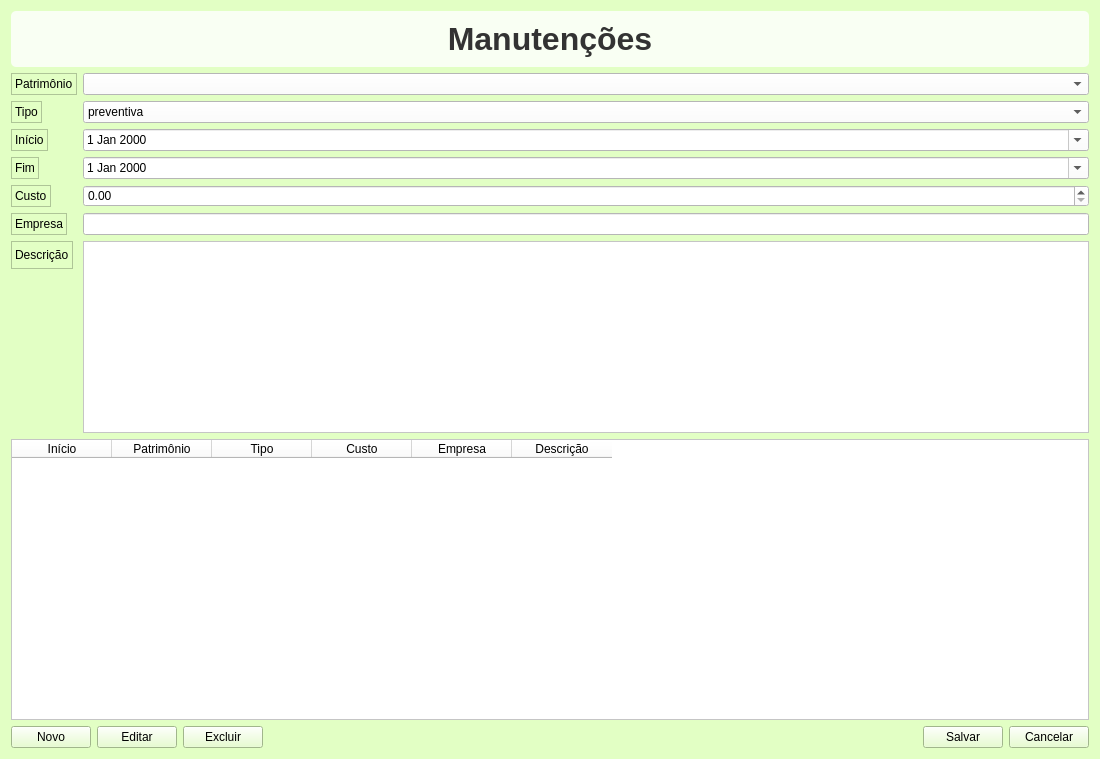
zecadelgado/patp, file Teste-Patrimonio/frontend/manutencao.ui: the form before one commit.
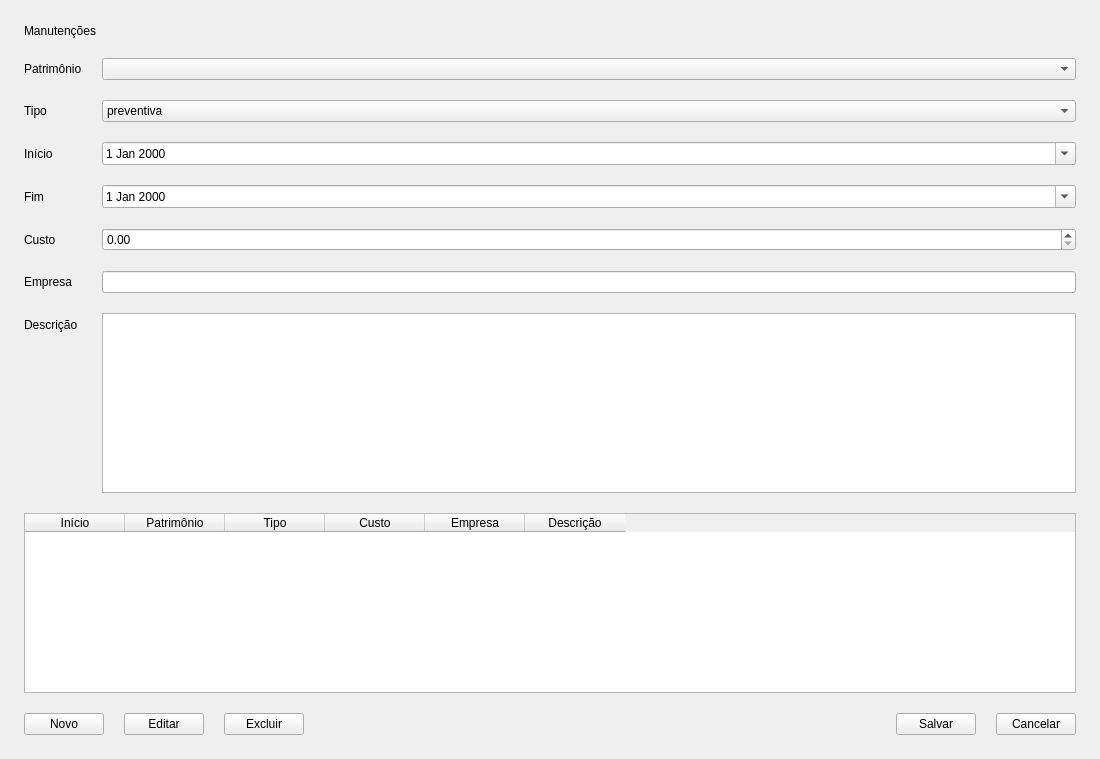
The form after the commit.

```diff
--- a/Teste-Patrimonio/frontend/manutencao.ui
+++ b/Teste-Patrimonio/frontend/manutencao.ui
@@ -13,31 +13,29 @@
   <property name="windowTitle">
    <string>Manutenção</string>
   </property>
-  <property name="styleSheet">
-   <string notr="true">background-color: rgb(226, 255, 196);
-</string>
-  </property>
   <layout class="QVBoxLayout" name="verticalLayout">
+      <property name="spacing">
+        <number>20</number>
+      </property>
+      <property name="leftMargin">
+        <number>24</number>
+      </property>
+      <property name="topMargin">
+        <number>24</number>
+      </property>
+      <property name="rightMargin">
+        <number>24</number>
+      </property>
+      <property name="bottomMargin">
+        <number>24</number>
+      </property>
    <item>
     <widget class="QLabel" name="lbl_title">
-     <property name="font">
-      <font>
-       <pointsize>24</pointsize>
-       <bold>true</bold>
-       <stylestrategy>PreferAntialias</stylestrategy>
-      </font>
-     </property>
-     <property name="styleSheet">
-      <string notr="true">color: #333333;
-background: rgba(255, 255, 255, 0.8);
-padding: 10px;
-border-radius: 5px;</string>
-     </property>
      <property name="text">
       <string>Manutenções</string>
      </property>
      <property name="alignment">
-      <set>Qt::AlignmentFlag::AlignCenter</set>
+            <set>Qt::AlignmentFlag::AlignLeft | Qt::AlignmentFlag::AlignVCenter</set>
      </property>
     </widget>
    </item>
@@ -45,12 +43,6 @@
     <layout class="QFormLayout" name="form">
      <item row="0" column="0">
       <widget class="QLabel" name="labelPat">
-       <property name="frameShape">
-        <enum>QFrame::Shape::StyledPanel</enum>
-       </property>
-       <property name="frameShadow">
-        <enum>QFrame::Shadow::Raised</enum>
-       </property>
        <property name="text">
         <string>Patrimônio</string>
        </property>
@@ -58,19 +50,10 @@
      </item>
      <item row="0" column="1">
       <widget class="QComboBox" name="cb_patrimonio">
-       <property name="styleSheet">
-        <string notr="true">background-color: rgb(255, 255, 255);</string>
-       </property>
       </widget>
      </item>
      <item row="1" column="0">
       <widget class="QLabel" name="labelTipo">
-       <property name="frameShape">
-        <enum>QFrame::Shape::StyledPanel</enum>
-       </property>
-       <property name="frameShadow">
-        <enum>QFrame::Shadow::Raised</enum>
-       </property>
        <property name="text">
         <string>Tipo</string>
        </property>
@@ -78,9 +61,6 @@
      </item>
      <item row="1" column="1">
       <widget class="QComboBox" name="cb_tipo">
-       <property name="styleSheet">
-        <string notr="true">background-color: rgb(255, 255, 255);</string>
-       </property>
        <item>
         <property name="text">
          <string>preventiva</string>
@@ -95,12 +75,6 @@
      </item>
      <item row="2" column="0">
       <widget class="QLabel" name="labelInicio">
-       <property name="frameShape">
-        <enum>QFrame::Shape::StyledPanel</enum>
-       </property>
-       <property name="frameShadow">
-        <enum>QFrame::Shadow::Raised</enum>
-       </property>
        <property name="text">
         <string>Início</string>
        </property>
@@ -108,9 +82,6 @@
      </item>
      <item row="2" column="1">
       <widget class="QDateEdit" name="de_inicio">
-       <property name="styleSheet">
-        <string notr="true">background-color: rgb(255, 255, 255);</string>
-       </property>
        <property name="calendarPopup">
         <bool>true</bool>
        </property>
@@ -118,12 +89,6 @@
      </item>
      <item row="3" column="0">
       <widget class="QLabel" name="labelFim">
-       <property name="frameShape">
-        <enum>QFrame::Shape::StyledPanel</enum>
-       </property>
-       <property name="frameShadow">
-        <enum>QFrame::Shadow::Raised</enum>
-       </property>
        <property name="text">
         <string>Fim</string>
        </property>
@@ -131,9 +96,6 @@
      </item>
      <item row="3" column="1">
       <widget class="QDateEdit" name="de_fim">
-       <property name="styleSheet">
-        <string notr="true">background-color: rgb(255, 255, 255);</string>
-       </property>
        <property name="calendarPopup">
         <bool>true</bool>
        </property>
@@ -141,12 +103,6 @@
      </item>
      <item row="4" column="0">
       <widget class="QLabel" name="labelCusto">
-       <property name="frameShape">
-        <enum>QFrame::Shape::StyledPanel</enum>
-       </property>
-       <property name="frameShadow">
-        <enum>QFrame::Shadow::Raised</enum>
-       </property>
        <property name="text">
         <string>Custo</string>
        </property>
@@ -154,9 +110,6 @@
      </item>
      <item row="4" column="1">
       <widget class="QDoubleSpinBox" name="dsb_custo">
-       <property name="styleSheet">
-        <string notr="true">background-color: rgb(255, 255, 255);</string>
-       </property>
        <property name="decimals">
         <number>2</number>
        </property>
@@ -167,12 +120,6 @@
      </item>
      <item row="5" column="0">
       <widget class="QLabel" name="labelEmpresa">
-       <property name="frameShape">
-        <enum>QFrame::Shape::StyledPanel</enum>
-       </property>
-       <property name="frameShadow">
-        <enum>QFrame::Shadow::Raised</enum>
-       </property>
        <property name="text">
         <string>Empresa</string>
        </property>
@@ -180,22 +127,10 @@
      </item>
      <item row="5" column="1">
       <widget class="QLineEdit" name="le_empresa">
-       <property name="styleSheet">
-        <string notr="true">background-color: rgb(255, 255, 255);</string>
-       </property>
       </widget>
      </item>
      <item row="6" column="0">
       <widget class="QLabel" name="labelDesc">
-       <property name="styleSheet">
-        <string notr="true"/>
-       </property>
-       <property name="frameShape">
-        <enum>QFrame::Shape::StyledPanel</enum>
-       </property>
-       <property name="frameShadow">
-        <enum>QFrame::Shadow::Raised</enum>
-       </property>
        <property name="text">
         <string>Descrição</string>
        </property>
@@ -203,18 +138,12 @@
      </item>
      <item row="6" column="1">
       <widget class="QPlainTextEdit" name="pte_descricao">
-       <property name="styleSheet">
-        <string notr="true">background-color: rgb(255, 255, 255);</string>
-       </property>
       </widget>
      </item>
     </layout>
    </item>
    <item>
     <widget class="QTableWidget" name="tbl_manutencoes">
-     <property name="styleSheet">
-      <string notr="true">background-color: rgb(255, 255, 255);</string>
-     </property>
      <property name="editTriggers">
       <set>QAbstractItemView::EditTrigger::NoEditTriggers</set>
      </property>
```
Left out of the diff: 6 changed lines with no effect on the pictures. Lines whose indentation alone changed are shown as unchanged.
